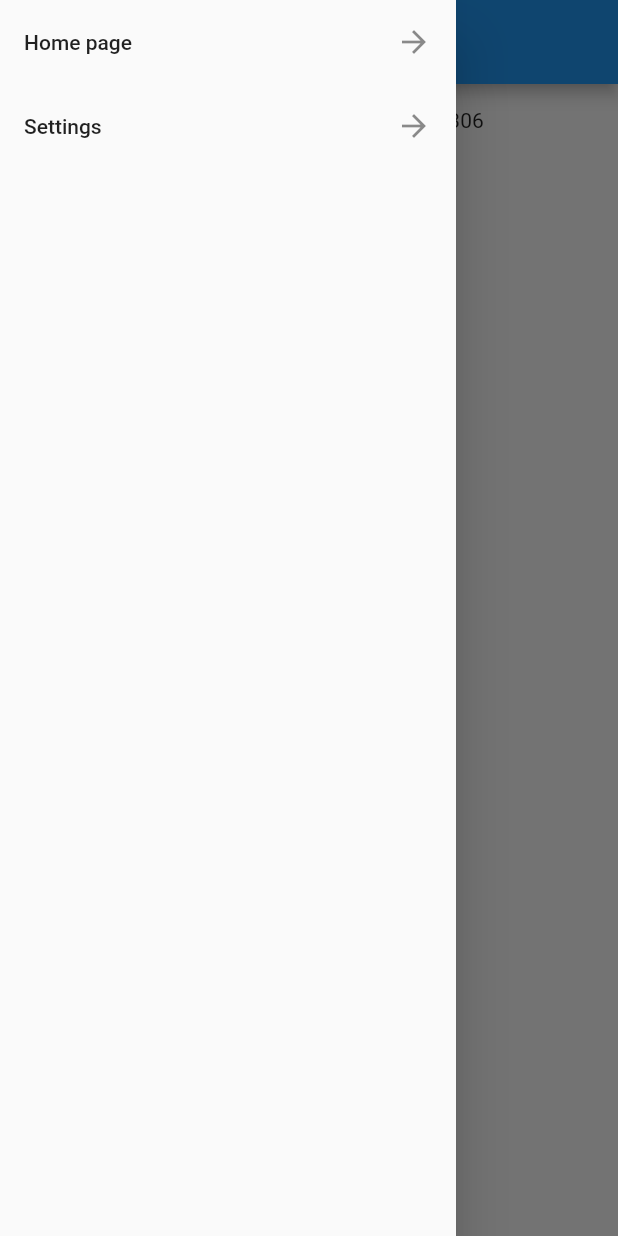
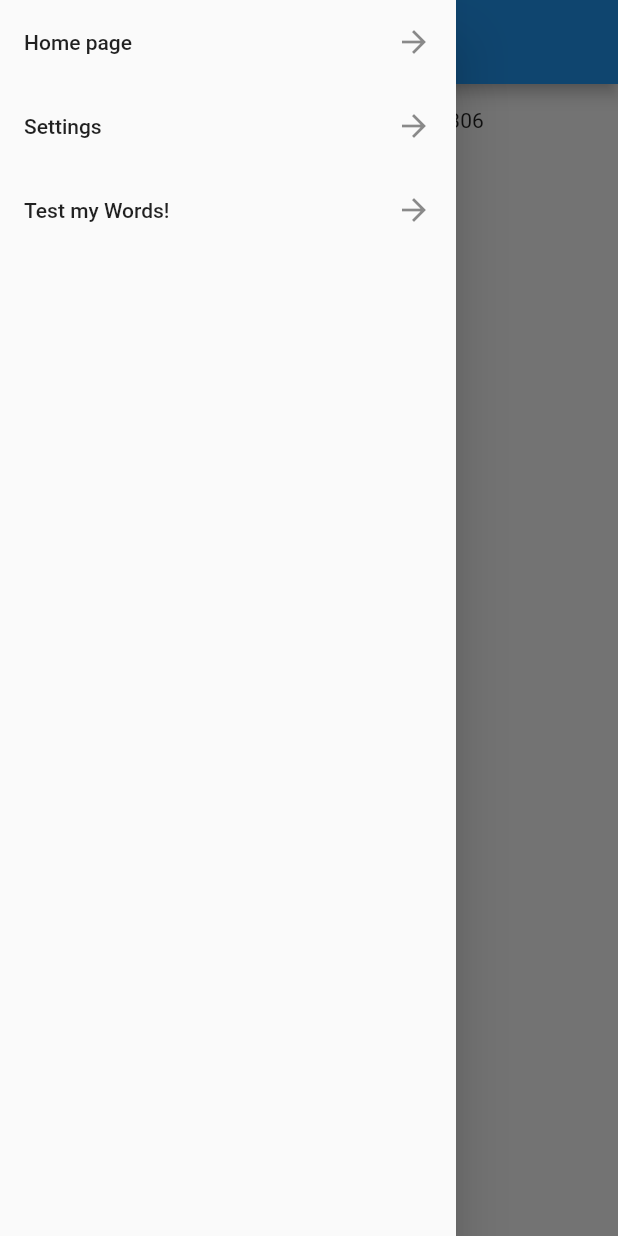
Before and after one commit to 1shaked/words_check, a Flutter app: the screen it shows after launch, with the side drawer open, on a phone screen of 412 x 824 dp. Run offline on Flutter 3.47's test engine with Material 2 defaults, Android fonts, the phone set to English and light mode, and no system bars.

Commit message:
added the route to the nav bar

```diff
--- a/lib/widget/nav_drawer.dart
+++ b/lib/widget/nav_drawer.dart
@@ -20,6 +20,13 @@ class NavDrawer extends StatelessWidget {
               Navigator.of(context).pushNamed('/settings');
             },
           ),
+          ListTile(
+            title: Text("Test my Words!"),
+            trailing: Icon(Icons.arrow_forward),
+            onTap: () {
+              Navigator.of(context).pushNamed('/word_test');
+            },
+          ),
         ],
       ),
     );
```
